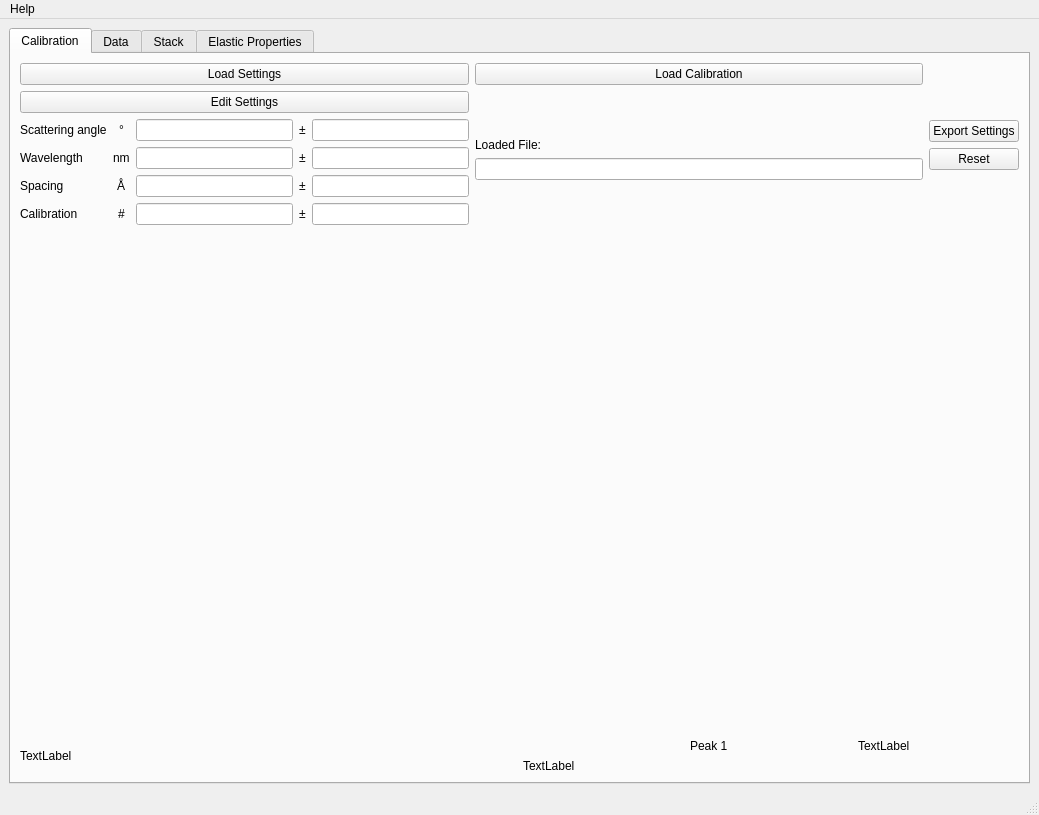
First picture: the form in src/brillouinview/gui/ui/brillouinview_main_window.ui, repository KirstenSch/BrillouinView, before the edit.
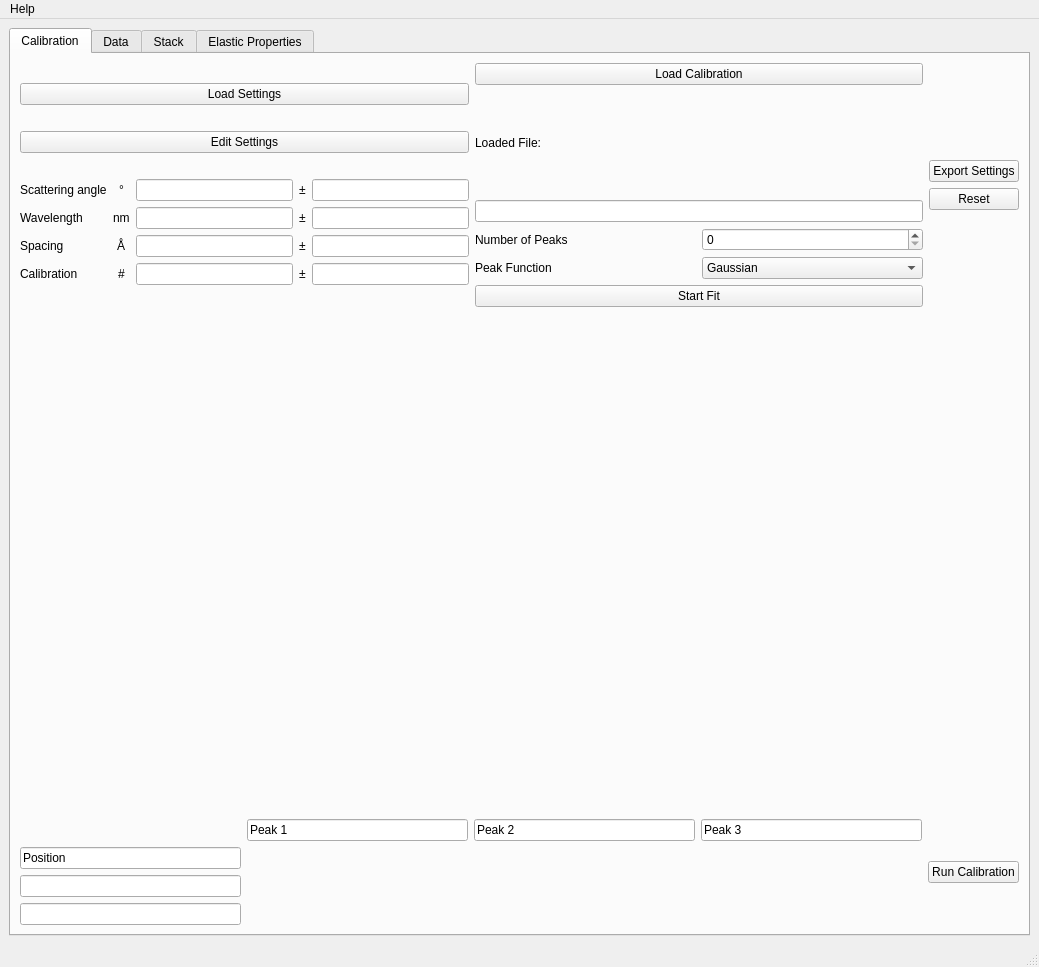
Second picture: the form after the edit. Custom widgets are drawn as their Qt base class.

Commit message: added display for fitting the peaks in the calibration file

```diff
--- a/src/brillouinview/gui/ui/brillouinview_main_window.ui
+++ b/src/brillouinview/gui/ui/brillouinview_main_window.ui
@@ -7,7 +7,7 @@
     <x>0</x>
     <y>0</y>
     <width>1039</width>
-    <height>800</height>
+    <height>967</height>
    </rect>
   </property>
   <property name="windowTitle">
@@ -215,19 +215,6 @@
                 </property>
                </widget>
               </item>
-              <item>
-               <spacer name="verticalSpacer">
-                <property name="orientation">
-                 <enum>Qt::Vertical</enum>
-                </property>
-                <property name="sizeHint" stdset="0">
-                 <size>
-                  <width>20</width>
-                  <height>10</height>
-                 </size>
-                </property>
-               </spacer>
-              </item>
               <item>
                <widget class="QLabel" name="label_18">
                 <property name="text">
@@ -239,17 +226,44 @@
                <widget class="QLineEdit" name="le_calibration_data"/>
               </item>
               <item>
-               <spacer name="verticalSpacer_2">
-                <property name="orientation">
-                 <enum>Qt::Vertical</enum>
+               <layout class="QGridLayout" name="gridLayout_2">
+                <property name="topMargin">
+                 <number>0</number>
                 </property>
-                <property name="sizeHint" stdset="0">
-                 <size>
-                  <width>20</width>
-                  <height>40</height>
-                 </size>
+                <item row="2" column="0">
+                 <widget class="QLabel" name="label_9">
+                  <property name="text">
+                   <string>Peak Function</string>
+                  </property>
+                 </widget>
+                </item>
+                <item row="2" column="1">
+                 <widget class="QComboBox" name="cBox_peakfunction">
+                  <item>
+                   <property name="text">
+                    <string>Gaussian</string>
+                   </property>
+                  </item>
+                 </widget>
+                </item>
+                <item row="0" column="0">
+                 <widget class="QLabel" name="label_numpeaks">
+                  <property name="text">
+                   <string>Number of Peaks</string>
+                  </property>
+                 </widget>
+                </item>
+                <item row="0" column="1">
+                 <widget class="QSpinBox" name="sB_numpeaks"/>
+                </item>
+               </layout>
+              </item>
+              <item>
+               <widget class="QPushButton" name="button_start_fit">
+                <property name="text">
+                 <string>Start Fit</string>
                 </property>
-               </spacer>
+               </widget>
               </item>
              </layout>
             </item>
@@ -318,55 +332,63 @@
         </item>
         <item>
          <layout class="QVBoxLayout" name="tab_calibration_bottom">
+          <property name="topMargin">
+           <number>0</number>
+          </property>
           <item>
-           <layout class="QHBoxLayout" name="horizontalLayout_3">
+           <layout class="QHBoxLayout" name="horizontalLayout">
+            <property name="topMargin">
+             <number>0</number>
+            </property>
             <item>
-             <layout class="QHBoxLayout" name="horizontalLayout_2">
-              <item>
-               <widget class="QLabel" name="label_9">
-                <property name="text">
-                 <string>TextLabel</string>
-                </property>
-               </widget>
-              </item>
-             </layout>
-            </item>
-            <item>
-             <layout class="QVBoxLayout" name="verticalLayout_10">
-              <item>
-               <layout class="QGridLayout" name="gridLayout_2">
+             <layout class="QGridLayout" name="gridLayout_3">
+              <item row="0" column="0">
+               <layout class="QGridLayout" name="gridLayout_4">
+                <item row="0" column="3">
+                 <widget class="QLineEdit" name="lineEdit_4">
+                  <property name="text">
+                   <string>Peak 3</string>
+                  </property>
+                 </widget>
+                </item>
+                <item row="3" column="0">
+                 <widget class="QLineEdit" name="lineEdit_8"/>
+                </item>
                 <item row="1" column="0">
-                 <widget class="QLabel" name="label_10">
+                 <widget class="QLineEdit" name="lineEdit_6">
                   <property name="text">
-                   <string>TextLabel</string>
+                   <string>Position</string>
+                  </property>
+                 </widget>
+                </item>
+                <item row="2" column="0">
+                 <widget class="QLineEdit" name="lineEdit_7"/>
+                </item>
+                <item row="0" column="2">
+                 <widget class="QLineEdit" name="lineEdit_3">
+                  <property name="text">
+                   <string>Peak 2</string>
                   </property>
                  </widget>
                 </item>
                 <item row="0" column="1">
-                 <widget class="QLabel" name="label_12">
+                 <widget class="QLineEdit" name="lineEdit_2">
                   <property name="text">
                    <string>Peak 1</string>
                   </property>
                  </widget>
                 </item>
-                <item row="0" column="2">
-                 <widget class="QLabel" name="label_13">
-                  <property name="text">
-                   <string>TextLabel</string>
-                  </property>
-                 </widget>
-                </item>
-                <item row="0" column="0">
-                 <widget class="QLabel" name="label_11">
-                  <property name="text">
-                   <string/>
-                  </property>
-                 </widget>
-                </item>
                </layout>
               </item>
              </layout>
             </item>
+            <item>
+             <widget class="QPushButton" name="pushButton">
+              <property name="text">
+               <string>Run Calibration</string>
+              </property>
+             </widget>
+            </item>
            </layout>
           </item>
          </layout>
```
Left out of the diff: 208 changed lines with no effect on the pictures. The commit also changes 4 other files.
